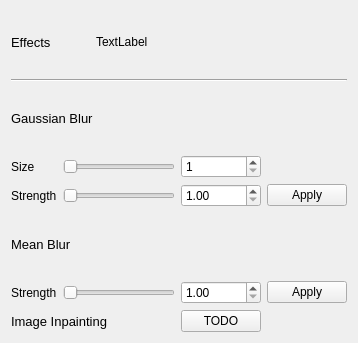
Qt form Palette/Effects.ui (JosefNatanael/ThePhotoEditor) before a commit.
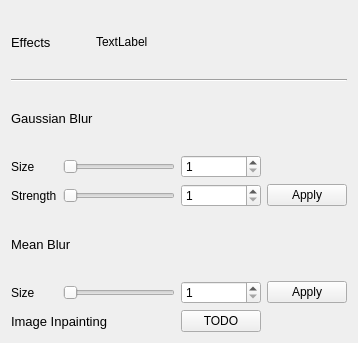
The same form after that commit.

Commit message: Connected and fixed Gaussian blur and image convolution

Diff of the .ui file:
```diff
--- a/Palette/Effects.ui
+++ b/Palette/Effects.ui
@@ -109,16 +109,6 @@
      </property>
     </widget>
    </item>
-   <item row="4" column="2">
-    <widget class="QDoubleSpinBox" name="gaussianStrengthSpinBox">
-     <property name="minimum">
-      <double>1.000000000000000</double>
-     </property>
-     <property name="maximum">
-      <double>5.000000000000000</double>
-     </property>
-    </widget>
-   </item>
    <item row="5" column="0" colspan="2">
     <widget class="QLabel" name="meanBlurLabel">
      <property name="font">
@@ -134,7 +124,7 @@
    <item row="6" column="0">
     <widget class="QLabel" name="meanStrengthLabel">
      <property name="text">
-      <string>Strength</string>
+      <string>Size</string>
      </property>
     </widget>
    </item>
@@ -154,16 +144,6 @@
      </property>
     </widget>
    </item>
-   <item row="6" column="2">
-    <widget class="QDoubleSpinBox" name="meanStrengthSpinBox">
-     <property name="minimum">
-      <double>1.000000000000000</double>
-     </property>
-     <property name="maximum">
-      <double>5.000000000000000</double>
-     </property>
-    </widget>
-   </item>
    <item row="6" column="3">
     <widget class="QPushButton" name="meanPushButton">
      <property name="text">
@@ -197,6 +177,26 @@
      </property>
     </widget>
    </item>
+   <item row="6" column="2">
+    <widget class="QSpinBox" name="meanSizeSpinBox">
+     <property name="minimum">
+      <number>1</number>
+     </property>
+     <property name="maximum">
+      <number>5</number>
+     </property>
+    </widget>
+   </item>
+   <item row="4" column="2">
+    <widget class="QSpinBox" name="gaussianStrengthSpinBox">
+     <property name="minimum">
+      <number>1</number>
+     </property>
+     <property name="maximum">
+      <number>5</number>
+     </property>
+    </widget>
+   </item>
   </layout>
  </widget>
  <resources/>
```
Left out of the diff: 72 changed lines with no effect on the pictures. The commit also changes 7 other files.
